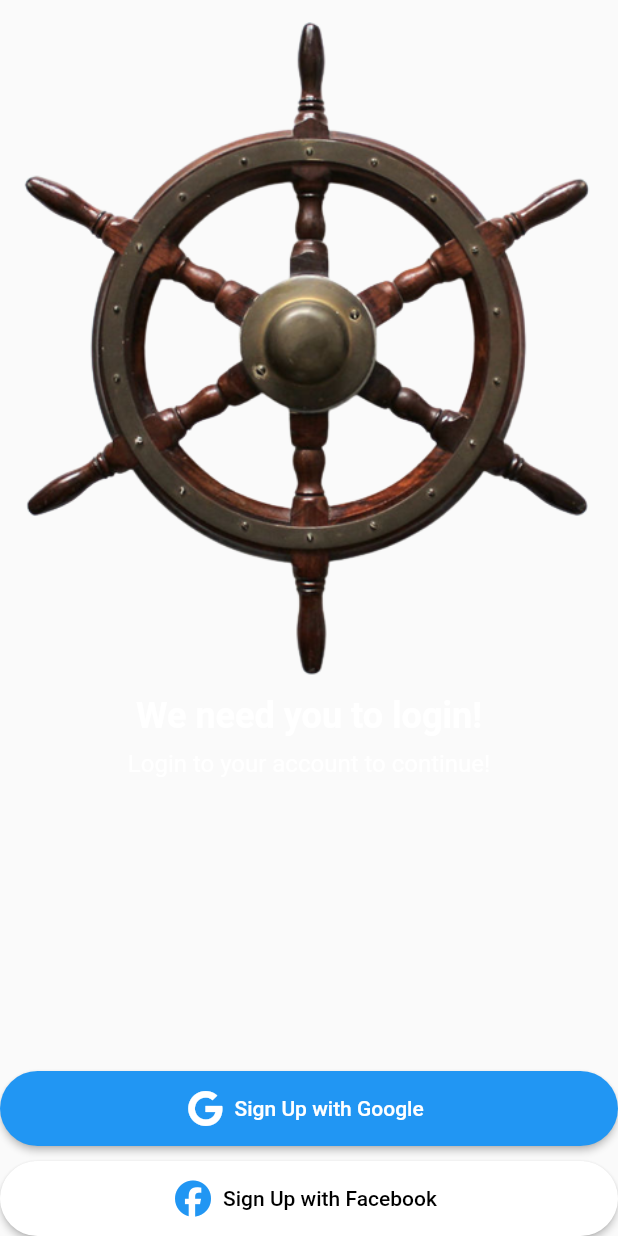
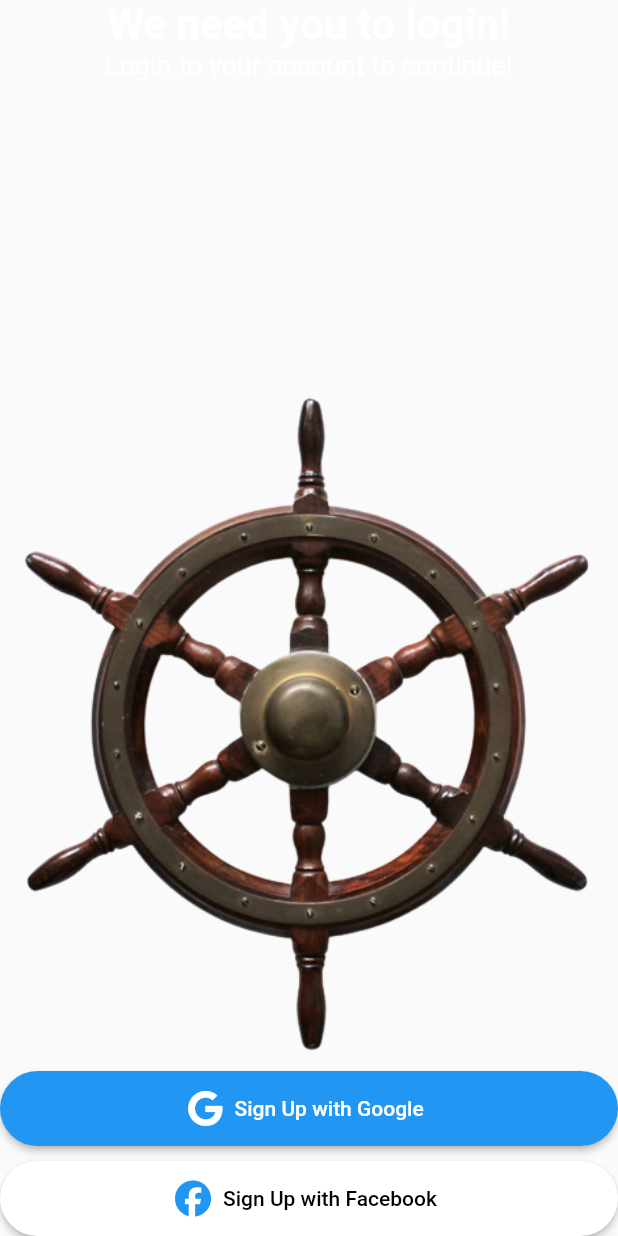
Before and after one commit to lipocodes/catchfish, a Flutter app: what form() shows on an empty page, opened directly, on a phone screen of 412 x 824 dp. Run offline on Flutter 3.47's test engine with Material 2 defaults, Android fonts, the phone set to English and light mode, and no system bars; our stand-ins replace audioplayers, bloc, easy_localization, equatable, firebase_auth, firebase_core and 6 more; missing offline and left inert: flutter_facebook_auth; accounts and stored records are empty; project files that could hold a hidden picture were left out.

```diff
--- a/assets/translations/ar.json
+++ b/assets/translations/ar.json
@@ -9,8 +9,8 @@
     "click_to_enable_compass": "Rotate Again Today",
     "go_to_shop": "Go to Shop",
     "next_free_rotation": "Next free rotation: Tomorrow",
-    "need_login":  "We need you to login!",
-    "login_your_account":  "Login to your account to continue!",
+    "need_login":  "We need you to login",
+    "login_your_account":  "Login to your account to continue",
     "login": "Login",
     "logout": "Logout",
     "equipment_storage": "Equipment Storage"
--- a/assets/translations/he.json
+++ b/assets/translations/he.json
@@ -9,8 +9,8 @@
     "click_to_enable_compass": "Rotate Again Today",
     "go_to_shop": "Go to Shop",
     "next_free_rotation": "Next free rotation: Tomorrow",
-    "need_login":  "We need you to login!",
-    "login_your_account":  "!Login to your account to continue",
+    "need_login":  "We need you to login",
+    "login_your_account":  "Login to your account to continue",
     "login": "Login",
     "logout": "Logout",
     "equipment_storage": "Equipment Storage"
--- a/lib/features/login/presentation/widgets/form.dart
+++ b/lib/features/login/presentation/widgets/form.dart
@@ -11,34 +11,31 @@ Widget form(BuildContext context) {
   return Column(
     mainAxisAlignment: MainAxisAlignment.start,
     children: [
-      //const Spacer(),
+      Align(
+          alignment: Alignment.center,
+          child: Text(
+            "need_login".tr(),
+            style: const TextStyle(
+              fontSize: 28,
+              color: Colors.white,
+              fontWeight: FontWeight.bold,
+            ),
+          )),
+      Align(
+          alignment: Alignment.center,
+          child: Text(
+            "login_your_account".tr(),
+            style: const TextStyle(
+              fontSize: 18.0,
+              color: Colors.white,
+            ),
+          )),
+      const Spacer(),
       SizedBox(
         child: Image.asset(
           "assets/images/login/steering.png",
         ),
       ),
-      //const Spacer(),
-      Align(
-          alignment: Alignment.center,
-          child: Text(
-            "need_login".tr(),
-            style: const TextStyle(
-              fontSize: 24,
-              color: Colors.white,
-              fontWeight: FontWeight.bold,
-            ),
-          )),
-      const SizedBox(height: 8.00),
-      Align(
-          alignment: Alignment.center,
-          child: Text(
-            "login_your_account".tr(),
-            style: const TextStyle(
-              fontSize: 16.0,
-              color: Colors.white,
-            ),
-          )),
-      const Spacer(),
       ElevatedButton.icon(
         label: const Text("Sign Up with Google"),
         onPressed: () {
```
Also changed, not shown: lib/features/lobby/presentation/pages/lobby.dart (+9 -2 lines), lib/features/login/presentation/pages/login.dart (+27 -8 lines).
